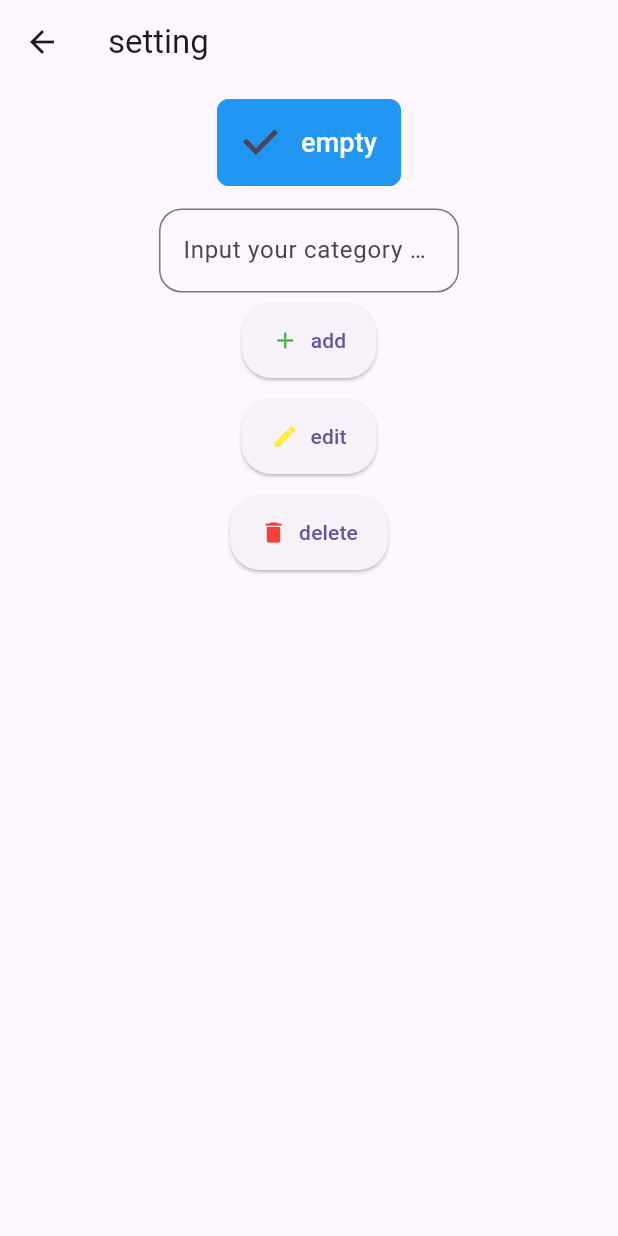
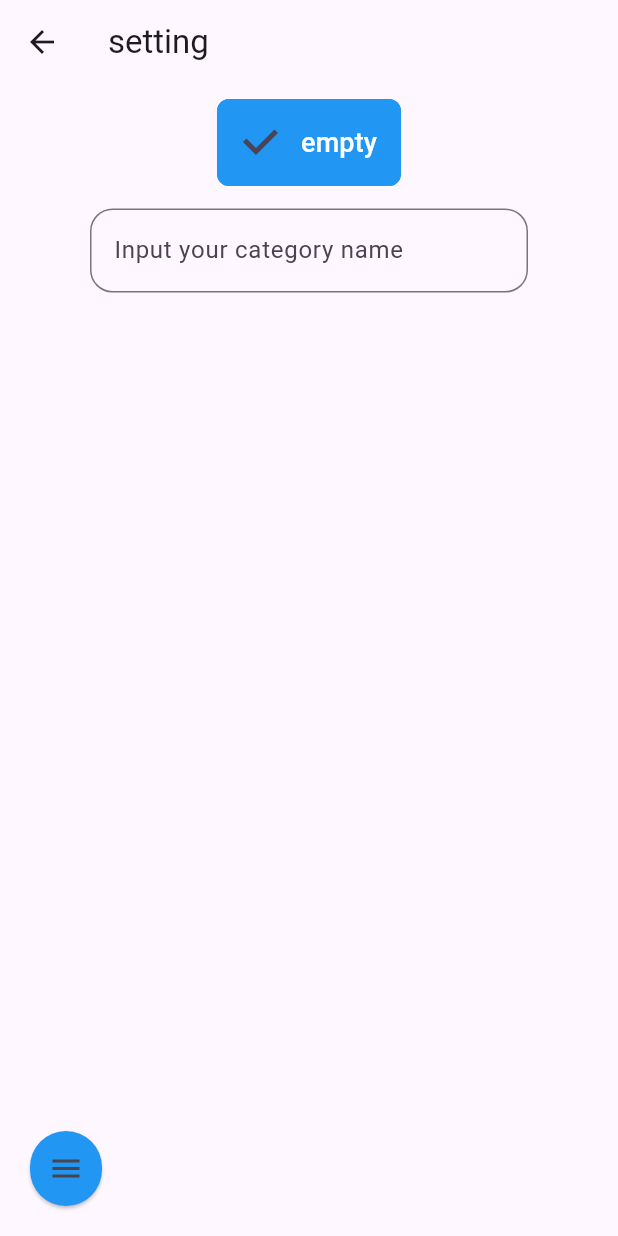
Before and after one commit to ImanDevEsmaeeli/magical_music, a Flutter app: the SettingPage screen opened by its route, on a phone screen of 412 x 824 dp. Run offline on Flutter 3.47's test engine with Material 3 defaults, Android fonts, the phone set to English and light mode, and no system bars; our stand-ins replace animated_bottom_navigation_bar, animated_list_plus, file_picker, flutter_svg, get, google_fonts and 4 more; missing offline and left inert: animation_search_bar, delayed_tween_animation_builder; accounts and stored records are empty; Roboto replaces fonts that are missing (Courgette).

Commit message:
update to v2.1.0

```diff
--- a/lib/design/pages/backUpPage.dart
+++ b/lib/design/pages/backUpPage.dart
@@ -61,7 +61,9 @@ class BackUpPage extends StatelessWidget {
                   StadiumBorder(),
                 ),
               ),
-              onPressed: () {},
+              onPressed: () async {
+                await Get.find<MusicControllers>().restoreBackup();
+              },
               icon: SvgPicture.asset("assets/icons/database_import.svg"),
             ),
           ],
--- a/lib/design/pages/settingPage.dart
+++ b/lib/design/pages/settingPage.dart
@@ -1,78 +1,130 @@
 import 'package:flutter/material.dart';
 import 'package:get/get.dart';
+import 'package:magical_music/design/widgets/animated_slider_button.dart';
+import 'package:magical_music/design/widgets/tabbar_view.dart';
+import 'package:magical_music/stateManagement/bindings/musicIds.dart';
 import 'package:magical_music/stateManagement/controllers/musics/musicControllers.dart';
 import 'package:magical_music/stateManagement/controllers/toolControllers.dart';
 import 'package:magical_music/stateManagement/models/music.dart';
 
-class SettingPage extends StatefulWidget {
+class SettingPage extends StatelessWidget {
   List<String> labels = [];
   ToolController tools = ToolController();
   SettingPage() {
     tools = Get.find<ToolController>();
-    labels = tools.getCategories();
+    //labels = tools.getCategories();
   }
 
-  @override
-  State<SettingPage> createState() => _SettingPageState();
-}
-
-class _SettingPageState extends State<SettingPage> {
   String _txt = "";
-
-  int selectedIndex = 0;
 
   @override
   Widget build(BuildContext context) {
-    //final tools = Provider.of<Tools>(context);
+    //final tools = Get.find<ToolController>();
 
     return Scaffold(
       appBar: AppBar(title: Text("setting")),
+      floatingActionButton: AnimatedSliderButton(
+        addFunc: () {
+          if (_txt.length != 0) {
+            String? isContain = Get.find<ToolController>()
+                .categories
+                .firstWhereOrNull((m) => m == _txt);
+            if (isContain == null) {
+              tools.add(_txt);
+              Get.snackbar(
+                "Successful",
+                "Category $_txt added successfully",
+                backgroundColor: Colors.green.withOpacity(0.8),
+              );
+              _txt = "";
+            } else {
+              Get.snackbar(
+                "Unsuccessful",
+                "category $_txt already exist please change it's name",
+                backgroundColor: Colors.red.withOpacity(0.8),
+                duration: Duration(seconds: 5),
+              );
+            }
+          } else {
+            Get.snackbar(
+              "Unsuccessful",
+              " please enter name",
+              backgroundColor: Colors.red.withOpacity(0.8),
+              duration: Duration(seconds: 4),
+            );
+          }
+        },
+        editFunc: () {
+          String oldName = tools.category;
+          var music = Get.find<MusicControllers>();
+
+          if (_txt.length != 0) {
+            int selectedIndex = tools.categories.indexOf(tools.category);
+            tools.edit(selectedIndex, _txt);
+            List<Music> musics = music.get((m) => m.musicCategory == oldName);
+            for (var item in musics) {
+              item.musicCategory = _txt;
+              music.edit(item);
+            }
+            _txt = "";
+            Get.snackbar(
+              "Successful",
+              "Category $_txt edited successfully",
+              backgroundColor: Colors.green.withOpacity(0.8),
+            );
+          } else {
+            Get.snackbar(
+              "Unsuccessful",
+              " please enter name",
+              backgroundColor: Colors.red.withOpacity(0.8),
+              duration: Duration(seconds: 4),
+            );
+          }
+        },
+        deleteFunc: () {
+          var music = Get.find<MusicControllers>();
+          if (_txt.length != 0) {
+            int selectedIndex = tools.categories.indexOf(tools.category);
+            tools.delete(selectedIndex);
+            List<Music> musics = music.get((m) => m.musicCategory == _txt);
+            for (var item in musics) {
+              music.delete(item);
+            }
+
+            _txt = "";
+            Get.snackbar(
+              "Successful",
+              "Category $_txt delete successfully",
+              backgroundColor: Colors.green.withOpacity(0.8),
+            );
+          } else {
+            Get.snackbar(
+              "Unsuccessful",
+              " please enter name",
+              backgroundColor: Colors.red.withOpacity(0.8),
+              duration: Duration(seconds: 4),
+            );
+          }
+        },
+      ),
+      floatingActionButtonLocation: FloatingActionButtonLocation.startFloat,
       body: Padding(
         padding: const EdgeInsets.all(10.0),
-        child: Column(
+        child: GetBuilder<ToolController>(
+          init: ToolController(),
+          initState: (_) {},
+          builder: (ctrl) {
+            return Column(
               crossAxisAlignment: CrossAxisAlignment.center,
               children: [
-            GetBuilder<ToolController>(
-              builder: (ctrl) => SingleChildScrollView(
-                scrollDirection: Axis.horizontal,
-                child: Wrap(
-                  spacing: 7,
-                  alignment: WrapAlignment.center,
-                  children: List.generate(
-                    ctrl.categories.length,
-                    (index) => ChoiceChip(
-                      label: Text(ctrl.categories[index]),
-                      labelPadding: EdgeInsets.all(7),
-                      labelStyle: TextStyle(
-                        fontSize: (selectedIndex == index) ? 18 : 16,
-                        color: (selectedIndex == index)
-                            ? Colors.white
-                            : Colors.blue,
-                      ),
-                      selected: selectedIndex == index,
-                      selectedColor: Colors.blue,
-                      backgroundColor: Colors.blue.shade50,
-                      side: BorderSide(color: Colors.blue, width: 1),
-                      onSelected: (value) {
-                        setState(() {
-                          selectedIndex = value ? index : selectedIndex;
-                        });
-                        _txt = ctrl.categories[selectedIndex];
-                        ctrl.setCategory(selectedIndex);
+                TabBarMusic(
+                  func: () {
+                    _txt = ctrl.category;
+                    ctrl.update();
                   },
                 ),
-                  ),
-                ),
-              ),
-            ),
-            Center(
-              child: Column(
-                crossAxisAlignment: CrossAxisAlignment.center,
-                children: [
-                  SizedBox(
-                    width: 200,
-                    child: Padding(
-                      padding: const EdgeInsets.only(top: 15),
+                Padding(
+                  padding: const EdgeInsets.only(top: 15, left: 50, right: 50),
                   child: TextField(
                     controller: TextEditingController(text: _txt),
                     decoration: InputDecoration(
@@ -85,69 +137,10 @@ class _SettingPageState extends State<SettingPage> {
                       _txt = value;
                     },
                   ),
-                    ),
-                  ),
-
-                  CrudButtons(
-                    color: Colors.green,
-                    icon: Icons.add,
-                    label: "add",
-                    func: (() {
-                      if (_txt.length != 0) {
-                        String? isContain = Get.find<ToolController>()
-                            .categories
-                            .firstWhereOrNull((m) => m == _txt);
-                        if (isContain == null) {
-                          widget.tools.add(_txt);
-                        }
-                      }
-                    }),
-                  ),
-
-                  CrudButtons(
-                    color: Colors.yellow,
-                    icon: Icons.edit,
-                    label: "edit",
-                    func: (() {
-                      String oldName = widget.tools.category;
-                      var music = Get.find<MusicControllers>();
-
-                      if (_txt.length != 0) {
-                        widget.tools.edit(selectedIndex, _txt);
-                        List<Music> musics =
-                            music.get((m) => m.musicCategory == oldName);
-                        for (var item in musics) {
-                          item.musicCategory = _txt;
-                          music.edit(item);
-                        }
-                      }
-
-                      _txt = "";
-                    }),
-                  ),
-                  //
-                  CrudButtons(
-                    color: Colors.red,
-                    icon: Icons.delete,
-                    label: "delete",
-                    func: (() {
-                      var music = Get.find<MusicControllers>();
-                      if (_txt.length != 0) {
-                        widget.tools.delete(selectedIndex);
-                        List<Music> musics =
-                            music.get((m) => m.musicCategory == _txt);
-                        for (var item in musics) {
-                          music.delete(item);
-                        }
-
-                        _txt = "";
-                      }
-                    }),
-                  ),
-                ],
-              ),
                 )
               ],
+            );
+          },
         ),
       ),
     );
--- /dev/null
+++ b/lib/design/widgets/animated_slider_button.dart
@@ -0,0 +1,103 @@
+import 'package:flutter/material.dart';
+
+class AnimatedSliderButton extends StatefulWidget {
+  AnimatedSliderButton({
+    super.key,
+    required this.addFunc,
+    required this.editFunc,
+    required this.deleteFunc,
+  }) {}
+
+  final void Function()? addFunc;
+  final void Function()? editFunc;
+  final void Function()? deleteFunc;
+
+  @override
+  State<AnimatedSliderButton> createState() => _AnimatedSliderButtonState();
+}
+
+class _AnimatedSliderButtonState extends State<AnimatedSliderButton>
+    with SingleTickerProviderStateMixin {
+  GlobalKey key = GlobalKey();
+  bool isvisible = false;
+  List<Icon> iconList = [
+    const Icon(
+      Icons.add_circle,
+      size: 30,
+      color: Colors.green,
+    ),
+    const Icon(Icons.edit, color: Colors.yellow),
+    const Icon(Icons.delete, color: Colors.red),
+  ];
+
+  List<Function()?> functionList = [];
+
+  late AnimationController controller;
+  late Animation<double> animation;
+
+  // double widthlist = 0;
+  @override
+  void initState() {
+    super.initState();
+    controller = AnimationController(
+      vsync: this,
+      duration: const Duration(milliseconds: 700),
+    );
+    animation = Tween<double>(begin: 0.0, end: 1.0).animate(controller);
+
+    functionList.add(widget.addFunc);
+    functionList.add(widget.editFunc);
+    functionList.add(widget.deleteFunc);
+  }
+
+  @override
+  Widget build(BuildContext context) {
+    return Align(
+      alignment: Alignment.bottomLeft,
+      child: Card(
+        color: Colors.blue,
+        shape: const StadiumBorder(),
+        child: Row(
+          mainAxisSize: MainAxisSize.min,
+          children: [
+            IconButton(
+              onPressed: () {
+                setState(() {
+                  isvisible = !isvisible;
+                  if (isvisible) {
+                    controller.forward();
+                  } else {
+                    controller.reverse();
+                  }
+                });
+              },
+              icon: AnimatedIcon(
+                  icon: AnimatedIcons.menu_close, progress: animation),
+
+              //Icon(Icons.list),
+            ),
+            TweenAnimationBuilder(
+              duration: const Duration(milliseconds: 600),
+              tween: isvisible
+                  ? Tween<double>(begin: 0, end: 150)
+                  : Tween<double>(begin: 150, end: 0),
+              builder: (context, value, child) => SizedBox(
+                width: value,
+                height: 50,
+                child: ListView.builder(
+                  key: key,
+                  scrollDirection: Axis.horizontal,
+                  itemCount: iconList.length,
+                  itemBuilder: (context, index) => IconButton(
+                    onPressed: functionList[index],
+                    icon: iconList[index],
+                  ),
+                ),
+              ),
+            ),
+          ],
+        ),
+      ),
+    );
+  }
+}
--- /dev/null
+++ b/lib/design/widgets/tabbar_view.dart
@@ -0,0 +1,59 @@
+import 'package:flutter/material.dart';
+import 'package:get/get.dart';
+import 'package:magical_music/stateManagement/controllers/musics/musicControllers.dart';
+import 'package:magical_music/stateManagement/controllers/toolControllers.dart';
+
+class TabBarMusic extends StatelessWidget {
+  TabBarMusic({
+    super.key,
+    this.func,
+  }) {
+    var category = Get.find<ToolController>().category;
+    selectedIndex = Get.find<ToolController>()
+        .categories
+        .indexWhere((ctg) => ctg == category);
+  }
+
+  int? selectedIndex = 0;
+  Function? func;
+
+  @override
+  Widget build(BuildContext context) {
+    return GetBuilder<ToolController>(
+      builder: (controller) {
+        return SingleChildScrollView(
+          scrollDirection: Axis.horizontal,
+          child: Wrap(
+            spacing: 7,
+            alignment: WrapAlignment.center,
+            children: List.generate(
+              controller.categories.length,
+              (index) => ChoiceChip(
+                label: Text(controller.categories[index]),
+                labelPadding: const EdgeInsets.all(7),
+                labelStyle: TextStyle(
+                  fontSize: (selectedIndex == index) ? 18 : 16,
+                  color: (selectedIndex == index)
+                      ? Colors.white
+                      : Colors.blue.shade800,
+                ),
+                selected: selectedIndex == index,
+                selectedColor: Colors.blue,
+                backgroundColor: Colors.blue.shade50,
+                side: const BorderSide(color: Colors.blue, width: 1),
+                onSelected: (value) {
+                  selectedIndex = value ? index : selectedIndex;
+                  controller.setCategory(selectedIndex!.toInt());
+
+                  func!();
+
+                  //
+                },
+              ),
+            ),
+          ),
+        );
+      },
+    );
+  }
+}
--- a/lib/stateManagement/bindings/musicIds.dart
+++ b/lib/stateManagement/bindings/musicIds.dart
@@ -3,4 +3,5 @@ class MusicIds {
   static String favorite = "/favorite";
   static String listItem = "/listItem";
   static String musicList = "/musicList";
+  static String tabBarMusic = "/tabBarMusic";
 }
--- a/lib/stateManagement/controllers/musics/selectionMusicControllers.dart
+++ b/lib/stateManagement/controllers/musics/selectionMusicControllers.dart
@@ -1,4 +1,5 @@
 import 'package:get/get.dart';
+import 'package:magical_music/stateManagement/bindings/musicIds.dart';
 
 import '../../models/music.dart';
 
@@ -18,7 +19,7 @@ class SelectionMusicControllers extends GetxController {
 
   void selectMusic(Music music) {
     _selectedMusic = music;
-    update();
+    update([MusicIds.listItem]);
   }
 
   List<Music> _selectedMusics = [];
--- a/lib/stateManagement/controllers/toolControllers.dart
+++ b/lib/stateManagement/controllers/toolControllers.dart
@@ -1,12 +1,12 @@
 import 'dart:convert';
 import 'dart:io';
-
 import 'package:file_picker/file_picker.dart';
 import 'package:get/get.dart';
 import 'package:magical_music/database/models/toolDbModel.dart';
 import 'package:magical_music/database/services/toolDB.dart';
 import 'package:magical_music/tools/enums/bottomNavigationMode.dart';
 import 'package:magical_music/tools/enums/crudMode.dart';
+
 import 'package:uuid/uuid.dart';
 
 class ToolController extends GetxController {
@@ -20,7 +20,6 @@ class ToolController extends GetxController {
 
   void setCategory(int category) {
     _db.setCategory(category);
-
     update();
   }
 
```
Also changed, not shown: lib/database/services/toolDB.dart (+7 -4 lines), lib/design/widgets/addView.dart (+14 -1 lines), lib/design/widgets/listView/musicView.dart (+4 -41 lines), lib/stateManagement/controllers/musics/musicControllers.dart (+27 -3 lines). Lines whose indentation alone changed are shown as unchanged.
